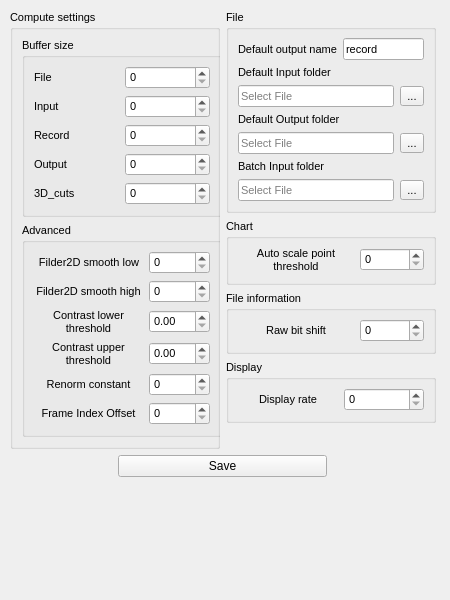
Qt form Holovibes/advancedsettingswindow.ui (DigitalHolography/Holovibes) before a commit.
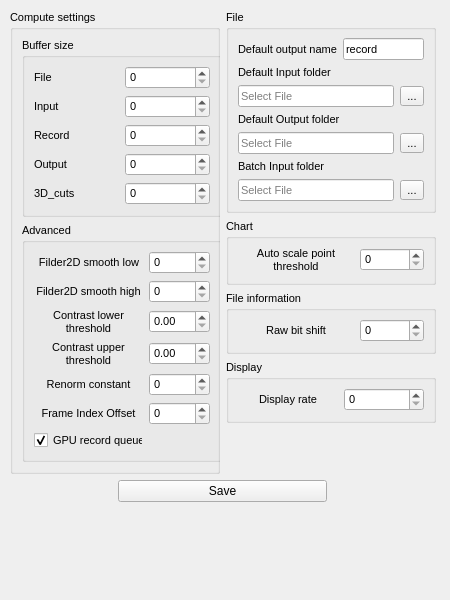
The same form after that commit. Custom widgets are drawn as their Qt base class.

Commit message: feat(record): add gui checkbox to choose the location of the record queue (cpu or gpu). Only qt logics (widgets and slots)

Patch:
```diff
--- a/Holovibes/advancedsettingswindow.ui
+++ b/Holovibes/advancedsettingswindow.ui
@@ -585,6 +585,19 @@
                </property>
               </widget>
              </item>
+             <item row="7" column="0">
+                <widget class="QCheckBox" name="RecordQueueLocationCheckBox">
+                    <property name="text">
+                        <string>GPU record queue</string>
+                    </property>
+                    <property name="checkable">
+                        <bool>true</bool>
+                    </property>
+                    <property name="checked">
+                        <bool>true</bool>
+                    </property>
+                </widget>
+            </item>
              <item row="3" column="1">
               <widget class="QDoubleSpinBox" name="ContrastLowerSpinBox">
                <property name="maximum">
```
Left out of the diff: 17 changed lines with no effect on the pictures. The commit also changes 4 other files.
